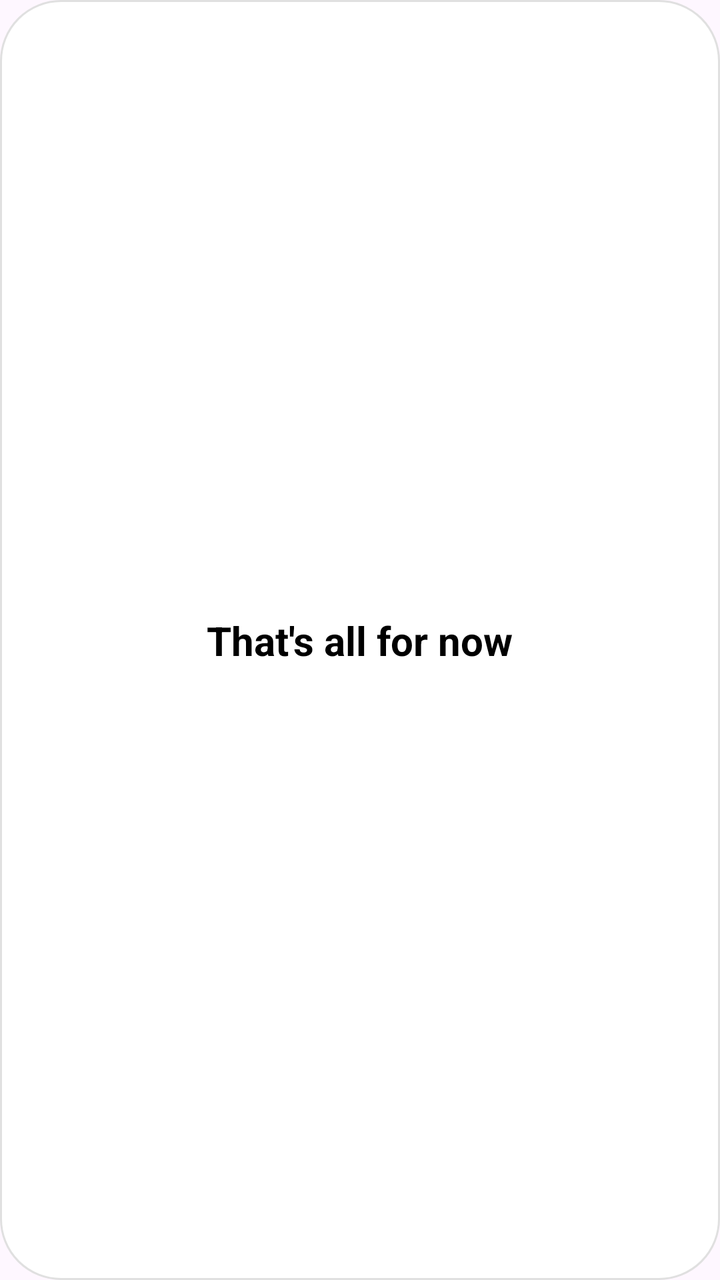
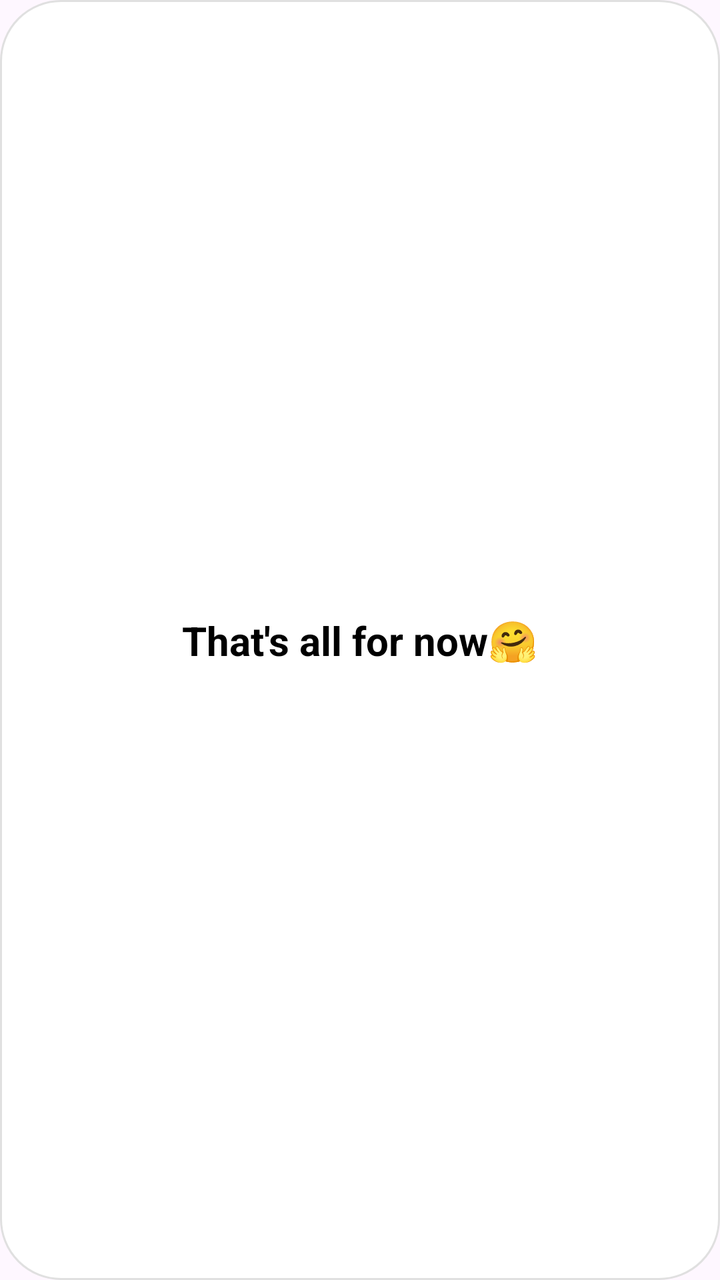

Before-and-after screenshots of an Android layout around one commit, followed by the original layout XML and the change that was made.
<!-- AndroidManifest.xml: application theme Theme.Roomiz -->
<!-- res/layout/item_end_card.xml -->
<?xml version="1.0" encoding="utf-8"?>
<androidx.constraintlayout.widget.ConstraintLayout
    xmlns:android="http://schemas.android.com/apk/res/android"
    xmlns:app="http://schemas.android.com/apk/res-auto"
    android:layout_width="372dp"
    android:layout_height="645dp"
    android:background="@drawable/rounded_match_percentage_textview">

    <TextView
        android:id="@+id/tvEndMessage"
        android:layout_width="wrap_content"
        android:layout_height="wrap_content"
        android:text="That's all for now"
        android:textColor="#000000"
        android:textSize="20sp"
        android:textStyle="bold"
        app:layout_constraintTop_toTopOf="parent"
        app:layout_constraintBottom_toBottomOf="parent"
        app:layout_constraintStart_toStartOf="parent"
        app:layout_constraintEnd_toEndOf="parent"/>

</androidx.constraintlayout.widget.ConstraintLayout>
<!-- resources referenced by this layout -->
<resources>
  <!-- drawable rounded_match_percentage_textview (drawable) -->
  <?xml version="1.0" encoding="utf-8"?>
  <shape xmlns:android="http://schemas.android.com/apk/res/android"
      android:shape="rectangle">
      <solid android:color="#FFFFFF" />
      <corners android:radius="30dp" />
      <stroke android:width="1dp" android:color="#E0E0E0" />
  </shape>
  <style name="Theme.Roomiz" parent="Base.Theme.Roomiz" />
  <style name="Base.Theme.Roomiz" parent="Theme.Material3.DayNight.NoActionBar">
          
          
      </style>
</resources>

<!-- the commit's change to res/layout/item_end_card.xml (unified diff, before → after) -->
@@ -10,7 +10,7 @@
         android:id="@+id/tvEndMessage"
         android:layout_width="wrap_content"
         android:layout_height="wrap_content"
-        android:text="That's all for now"
+        android:text="That's all for now🤗"
         android:textColor="#000000"
         android:textSize="20sp"
         android:textStyle="bold"
